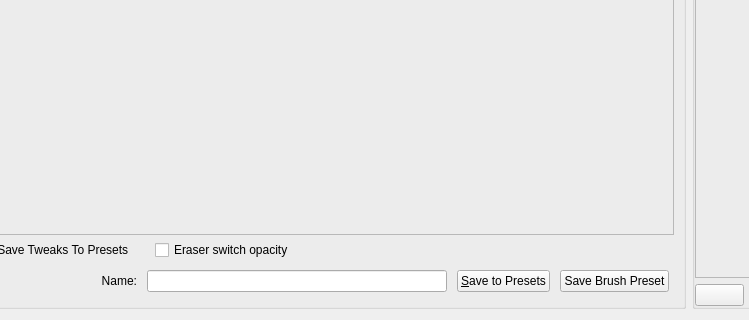
The window that libs/ui/forms/wdgpaintopsettings.ui (KDE/krita) describes before a commit, drawn with Qt 5; both pictures show x 452 to 1201 and y 192 to 512 of the 1431 by 512 pixel window.
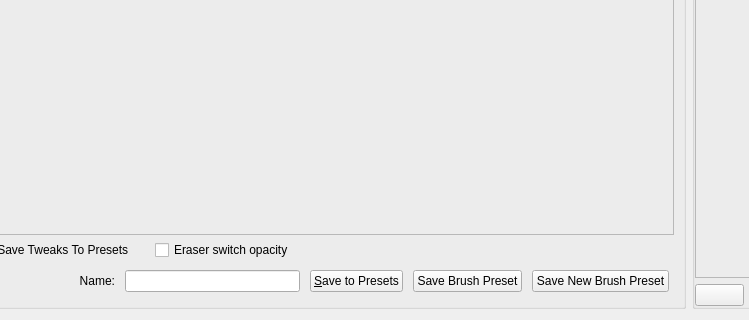
The same window after the commit. Custom widgets are drawn as their Qt base class.

Commit message: add a save as new brush button to the editor. I hooked it up to the same save dialog widget. The UI will change depending on whether they are saving or creating a new brush. I will probably have to refactor the state a bit, but this dialog is mostly done except for the actual saving

What changed in the file:
```diff
--- a/libs/ui/forms/wdgpaintopsettings.ui
+++ b/libs/ui/forms/wdgpaintopsettings.ui
@@ -216,7 +216,7 @@
           </property>
           <property name="minimumSize">
            <size>
-            <width>300</width>
+            <width>100</width>
             <height>0</height>
            </size>
           </property>
@@ -251,6 +251,13 @@
           </property>
          </widget>
         </item>
+        <item>
+         <widget class="QPushButton" name="saveNewBrushPresetButton">
+          <property name="text">
+           <string>Save New Brush Preset</string>
+          </property>
+         </widget>
+        </item>
        </layout>
       </item>
      </layout>
```
The commit also changes 5 other files.
